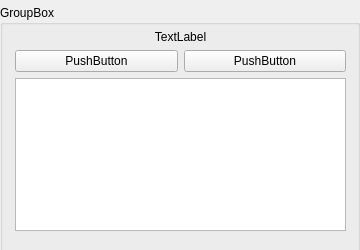
The window that src/ui/forms/testrelaywidget.ui (Ghettovich/bsf) describes before a commit, drawn with Qt 5.
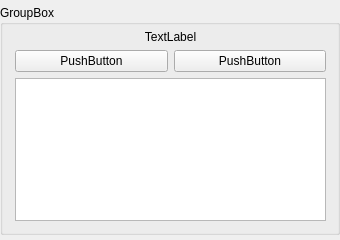
The same window after the commit.

Patch:
```diff
--- a/src/ui/forms/testrelaywidget.ui
+++ b/src/ui/forms/testrelaywidget.ui
@@ -6,14 +6,14 @@
    <rect>
     <x>0</x>
     <y>0</y>
-    <width>360</width>
-    <height>250</height>
+    <width>340</width>
+    <height>240</height>
    </rect>
   </property>
   <property name="minimumSize">
    <size>
-    <width>360</width>
-    <height>250</height>
+    <width>340</width>
+    <height>240</height>
    </size>
   </property>
   <property name="windowTitle">
@@ -24,10 +24,16 @@
     <rect>
      <x>0</x>
      <y>5</y>
-     <width>360</width>
-     <height>250</height>
+     <width>340</width>
+     <height>230</height>
     </rect>
    </property>
+   <property name="minimumSize">
+    <size>
+     <width>340</width>
+     <height>230</height>
+    </size>
+   </property>
    <property name="title">
     <string>GroupBox</string>
    </property>
@@ -36,8 +42,8 @@
      <rect>
       <x>10</x>
       <y>20</y>
-      <width>341</width>
-      <height>211</height>
+      <width>321</width>
+      <height>201</height>
      </rect>
     </property>
     <layout class="QGridLayout" name="gridLayout">
```
